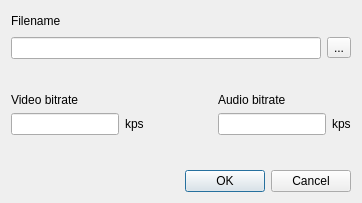
This is startrecorddialog.ui in m-garanin/zgui-qt as Qt 5 draws it before an edit. The edited form follows.
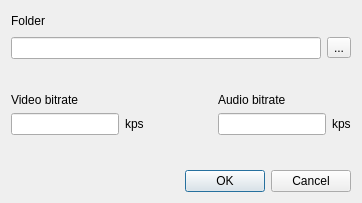
This is the edited form.

```diff
--- a/startrecorddialog.ui
+++ b/startrecorddialog.ui
@@ -21,7 +21,7 @@
        <item>
         <widget class="QLabel" name="selectFileLabel">
          <property name="text">
-          <string>Filename</string>
+          <string>Folder</string>
          </property>
         </widget>
        </item>
```
Left out of the diff: 6 changed lines with no effect on the pictures.
